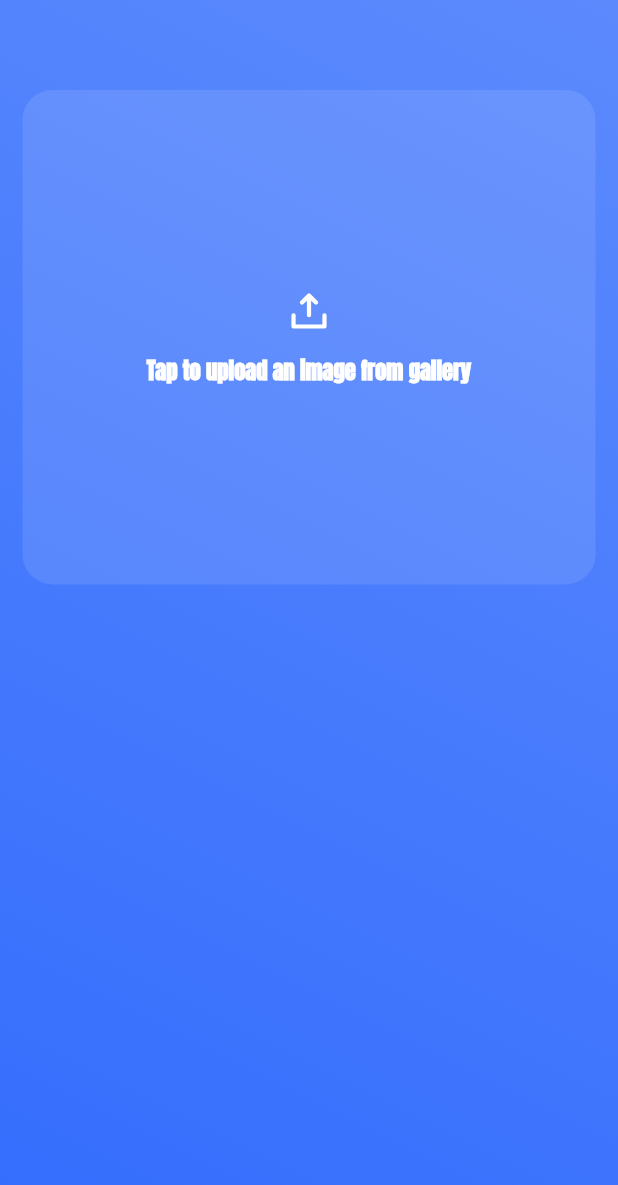
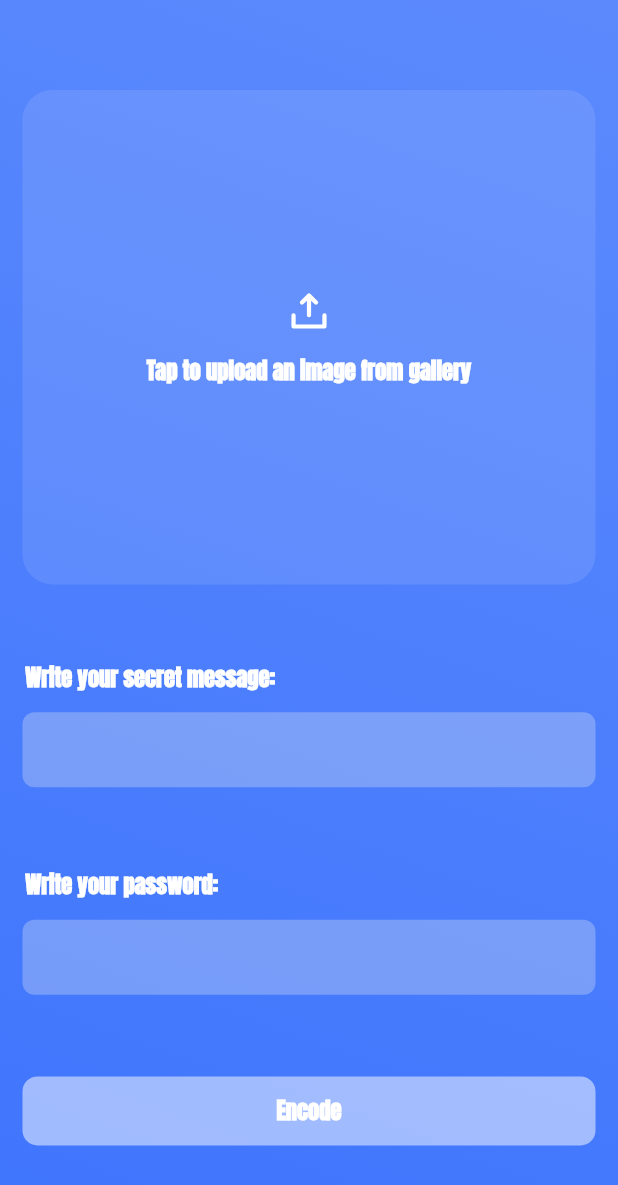
Before and after one commit to emeleonufavour/hide-me, a Flutter app: the screen it shows after launch, after a tap on "Hide your secret message in a picture", on a phone screen of 412 x 824 dp. Shown: the top 1185 px of the screen. Run offline on Flutter 3.47's test engine with Material 3 defaults, Android fonts, the phone set to English and light mode, and no system bars; our stand-ins replace flutter_animate, flutter_svg, hex, image_picker, lottie; missing offline and left inert: cryptography, gal, image_size_getter.

Commit message:
chore: handled encoding for jpg,jpeg and png types

```diff
--- a/lib/helpers/file_helper.dart
+++ b/lib/helpers/file_helper.dart
@@ -1,12 +1,23 @@
 import 'dart:io';
+import 'dart:math';
 
 import 'package:hide_me/services/exceptions.dart';
 import 'package:hide_me/helpers/img_helper.dart';
 
 class FileHelper {
+  static String generateRandomString(int length) {
+    const characters =
+        'abcdefghijklmnopqrstuvwxyzABCDEFGHIJKLMNOPQRSTUVWXYZ0123456789';
+    final random = Random();
+    return String.fromCharCodes(Iterable.generate(
+      length,
+      (_) => characters.codeUnitAt(random.nextInt(characters.length)),
+    ));
+  }
+
   static String? generatePath(String path) {
     try {
-      final fileName = "${DateTime.now().toIso8601String()}.png";
+      final fileName = "hide_me_${generateRandomString(5)}.png";
 
       final splitPath = path.split(Platform.pathSeparator);
       splitPath.removeLast();
--- a/lib/helpers/img_helper.dart
+++ b/lib/helpers/img_helper.dart
@@ -1,3 +1,4 @@
+import 'dart:developer';
 import 'dart:io';
 
 import 'package:flutter/services.dart';
@@ -24,8 +25,9 @@ class ImageHelper {
 
   static Future<Image?> convertToPng(File img) async {
     String imgType = getImageType(img.path);
+    log("Image type => $imgType");
 
-    switch (imgType) {
+    switch (imgType.toLowerCase()) {
       case "png":
         return decodePng(await img.readAsBytes());
       case "jpg":
@@ -33,15 +35,14 @@ class ImageHelper {
         final Image? jpegImg = decodeJpg(await img.readAsBytes());
         final Size size = ImageSizeGetter.getSize(FileInput(img));
 
-        final newImg = Image.fromBytes(
-            width: size.width,
-            height: size.height,
-            bytes: jpegImg!.getBytes().buffer);
+        final newImg =
+            Image.fromBytes(size.width, size.height, jpegImg!.getBytes());
 
         final pngBytes = encodePng(newImg);
 
         return decodePng(pngBytes);
-      case "heic":
+      case "heif":
+        log("converting heic");
         final Image? heicImage = await decodeHeic(img);
         if (heicImage == null) {
           throw Exception("Failed to decode HEIC image.");
@@ -90,6 +91,8 @@ class ImageHelper {
           return 'jpg';
         case 'heic':
           return 'heic';
+        case 'heif':
+          return 'heif';
         default:
           return 'unknown';
       }
--- a/lib/services/steganograph.dart
+++ b/lib/services/steganograph.dart
@@ -1,5 +1,8 @@
 import 'dart:io';
+import 'dart:math';
+import 'dart:typed_data';
 
+import 'package:gal/gal.dart';
 import 'package:hide_me/services/exceptions.dart';
 import 'package:hide_me/services/decryption.dart';
 import 'package:hide_me/services/encryption.dart';
@@ -11,10 +14,10 @@ import '../helpers/file_helper.dart';
 import '../helpers/img_helper.dart';
 
 class Steganograph {
-  String textDataKey = "hidden-message";
+  static const String textDataKey = "hidden-message";
 
-  Future<File?> encodeMessage(
-      File image, String message, String password, String saveAs) async {
+  static Future<File?> encodeMessage(
+      File image, String message, String password) async {
     try {
       final pngImage = await ImageHelper.convertToPng(image);
       final Size size = ImageSizeGetter.getSize(FileInput(image));
@@ -23,9 +26,9 @@ class Steganograph {
           await EncryptionService.getEncryptedMessage(message, password);
 
       Image imageWithMessage = Image.fromBytes(
-        width: size.width,
-        height: size.height,
-        bytes: pngImage!.getBytes().buffer,
+        size.width,
+        size.height,
+        pngImage!.getBytes(),
         textData: {
           textDataKey: encryptedMessage,
         },
@@ -33,17 +36,22 @@ class Steganograph {
 
       final List<int> imageBytes = encodePng(imageWithMessage);
 
-      final File finalFile = File(FileHelper.generateOutputPath(
-          inputFilePath: image.path, outputPath: saveAs)!);
+      String saveAs = "hide_me_${FileHelper.generateRandomString(5)}";
+      String? outputPath = FileHelper.generateOutputPath(
+          inputFilePath: image.path, outputPath: saveAs);
+      HideMeLogger.logMessage(message: "Output path: ${outputPath!}");
+      final File finalFile = File(outputPath!);
 
       await finalFile.writeAsBytes(imageBytes);
+      await Gal.putImage(finalFile.path);
+      // await Gal.putImageBytes(Uint8List.fromList(imageBytes));
       return finalFile;
     } catch (e) {
       throw HideMeLogger.logWithException(message: message, e: e);
     }
   }
 
-  Future<String?> decodeMessage(
+  static Future<String?> decodeMessage(
       {required File image, required String password}) async {
     try {
       final decodedImage = decodePng(await image.readAsBytes());
--- a/lib/ui/views/hide_message/hide_message_screen.dart
+++ b/lib/ui/views/hide_message/hide_message_screen.dart
@@ -1,17 +1,76 @@
+import 'dart:developer';
+import 'dart:io';
+
 import 'package:flutter/material.dart';
-import 'package:flutter/widgets.dart';
-import 'package:flutter_svg/svg.dart';
+import 'package:hide_me/services/exceptions.dart';
+import 'package:hide_me/services/steganograph.dart';
 import 'package:hide_me/ui/views/hide_message/widgets/image_box.dart';
-import 'package:hide_me/ui/widgets/text_widget.dart';
+import 'package:hide_me/ui/widgets/h_button.dart';
+import 'package:hide_me/ui/widgets/h_textfield.dart';
+import 'package:image_picker/image_picker.dart';
 
-class HideMessageScreen extends StatelessWidget {
-  const HideMessageScreen({super.key});
+class HideMessageScreen extends StatefulWidget {
+  HideMessageScreen({super.key});
+
+  @override
+  State<HideMessageScreen> createState() => _HideMessageScreenState();
+}
+
+class _HideMessageScreenState extends State<HideMessageScreen> {
+  File? _selectedImageFile;
+  final TextEditingController _secretTextCtr = TextEditingController();
+  final TextEditingController _passwordCtr = TextEditingController();
+
+  final ImagePicker picker = ImagePicker();
+
+  void onPickPhoto() async {
+    final pickedFile = await picker.pickImage(source: ImageSource.gallery);
+
+    if (pickedFile == null) {
+      return;
+    }
+
+    final imageFile = File(pickedFile.path);
+    setState(() {
+      _selectedImageFile = imageFile;
+    });
+  }
+
+  void encodePhoto() async {
+    if (_selectedImageFile != null &&
+        _passwordCtr.text.isNotEmpty &&
+        _secretTextCtr.text.isNotEmpty) {
+      try {
+        log("Encoding...");
+        if (_selectedImageFile != null) {
+          // HideMeLogger.logMessage(
+          //     message: "Image Path: ${_selectedImageFile!.path}");
+          File? result = await Steganograph.encodeMessage(
+              _selectedImageFile!, _secretTextCtr.text, _passwordCtr.text);
+          setState(() {
+            _selectedImageFile = result;
+          });
+        }
+
+        log("Finished");
+      } catch (e) {
+        log(e.toString());
+      }
+    } else {
+      log("Sth is missing");
+    }
+  }
 
   @override
   Widget build(BuildContext context) {
-    final Size size = MediaQuery.sizeOf(context);
-    return Scaffold(
-      body: Container(
+    final size = MediaQuery.sizeOf(context);
+    return GestureDetector(
+      onTap: () {
+        FocusScope.of(context).requestFocus(FocusNode());
+      },
+      child: Scaffold(
+        body: SingleChildScrollView(
+          child: Container(
             width: double.maxFinite,
             decoration: const BoxDecoration(
               gradient: LinearGradient(
@@ -21,14 +80,46 @@ class HideMessageScreen extends StatelessWidget {
                 colors: [Color(0xff5c8afd), Color(0xff346dfd)],
               ),
             ),
-        child: const Padding(
-          padding: EdgeInsets.symmetric(horizontal: 15),
-          child: Column(children: [
+            child: Padding(
+              padding: const EdgeInsets.symmetric(horizontal: 15),
+              child: Column(
+                  crossAxisAlignment: CrossAxisAlignment.start,
+                  children: [
                     const SizedBox(
                       height: 60,
                     ),
-            ImageBox()
+                    ImageBox(
+                      image: _selectedImageFile,
+                      fct: onPickPhoto,
+                    ),
+                    SizedBox(
+                      height: size.height * 0.05,
+                    ),
+                    HTextfield(
+                        label: "Write your secret message: ",
+                        labelColor: Colors.white,
+                        hintText: "",
+                        textCtr: _secretTextCtr),
+                    HTextfield(
+                        label: "Write your password: ",
+                        labelColor: Colors.white,
+                        hintText: "",
+                        maxLines: 1,
+                        textCtr: _passwordCtr),
+                    const SizedBox(
+                      height: 10,
+                    ),
+                    HButton(
+                      label: "Encode",
+                      color: Colors.white.withOpacity(0.5),
+                      fct: encodePhoto,
+                    ),
+                    SizedBox(
+                      height: size.height * 0.5,
+                    ),
                   ]),
+            ),
+          ),
         ),
       ),
     );
--- a/lib/ui/views/hide_message/widgets/image_box.dart
+++ b/lib/ui/views/hide_message/widgets/image_box.dart
@@ -1,3 +1,5 @@
+import 'dart:io';
+
 import 'package:flutter/material.dart';
 import 'package:flutter/services.dart';
 import 'package:flutter_svg/svg.dart';
@@ -5,12 +7,10 @@ import 'package:flutter_svg/svg.dart';
 import '../../../widgets/text_widget.dart';
 
 class ImageBox extends StatefulWidget {
-  const ImageBox({
-    super.key,
-    this.fct,
-  });
+  const ImageBox({super.key, this.fct, this.image});
 
   final VoidCallback? fct;
+  final File? image;
 
   @override
   State<ImageBox> createState() => _HomeBoxState();
@@ -44,7 +44,7 @@ class _HomeBoxState extends State<ImageBox>
         HapticFeedback.lightImpact();
         Future.delayed(const Duration(milliseconds: 200), () {
           _controller.reverse();
-          // widget.fct!();
+          widget.fct!();
         });
       },
       child: ScaleTransition(
@@ -61,7 +61,8 @@ class _HomeBoxState extends State<ImageBox>
             borderRadius: BorderRadius.circular(20),
           ),
           child: Center(
-            child: Column(
+            child: widget.image == null
+                ? Column(
                     mainAxisAlignment: MainAxisAlignment.center,
                     children: [
                       SvgPicture.asset(
@@ -78,6 +79,13 @@ class _HomeBoxState extends State<ImageBox>
                         textColor: Colors.white,
                       )
                     ],
+                  )
+                : Image.file(
+                    widget.image!,
+                    width: double.maxFinite,
+                    height: double.maxFinite,
+                    fit: BoxFit.cover,
+                    filterQuality: FilterQuality.high,
                   ),
           ),
         ),
--- a/lib/ui/views/home/home.dart
+++ b/lib/ui/views/home/home.dart
@@ -22,7 +22,11 @@ class _MyHomePageState extends State<MyHomePage> {
 
   @override
   Widget build(BuildContext context) {
-    return Scaffold(
+    return GestureDetector(
+      onTap: () {
+        FocusScope.of(context).requestFocus(FocusNode());
+      },
+      child: Scaffold(
         body: Container(
           width: double.maxFinite,
           decoration: const BoxDecoration(
@@ -57,6 +61,7 @@ class _MyHomePageState extends State<MyHomePage> {
                     .toList()),
           ),
         ),
+      ),
     );
   }
 }
--- a/lib/ui/views/home/home_page_content.dart
+++ b/lib/ui/views/home/home_page_content.dart
@@ -20,7 +20,7 @@ List<Widget> homePageContent = [
   OpenContainer(
     transitionDuration: const Duration(milliseconds: 400),
     transitionType: ContainerTransitionType.fade,
-    openBuilder: (context, closedContainer) => const HideMessageScreen(),
+    openBuilder: (context, closedContainer) => HideMessageScreen(),
     openColor: const Color(0xff5c8afd),
     closedColor: const Color(0xff346dfd),
     closedShape: const RoundedRectangleBorder(
--- /dev/null
+++ b/lib/ui/widgets/h_button.dart
@@ -0,0 +1,101 @@
+import 'package:flutter/material.dart';
+import 'package:flutter/services.dart';
+
+import 'text_widget.dart';
+
+class HButton extends StatefulWidget {
+  const HButton(
+      {super.key,
+      required this.label,
+      this.fct,
+      required this.color,
+      this.withWidth,
+      this.width,
+      this.borderColor,
+      this.textColor,
+      this.horizontalPadding,
+      this.verticalPadding,
+      this.icon,
+      this.iconColor,
+      this.isPrefixPresent = false,
+      this.prefixWidget,
+      this.buttonWidget});
+  final String label;
+  final VoidCallback? fct;
+  final Color color;
+  final bool? withWidth;
+  final double? width;
+  final Color? borderColor;
+  final Color? textColor;
+  final double? horizontalPadding;
+  final double? verticalPadding;
+  final IconData? icon;
+  final Color? iconColor;
+  final bool isPrefixPresent;
+  final Widget? prefixWidget;
+  final Widget? buttonWidget;
+
+  @override
+  State<HButton> createState() => _LButtonState();
+}
+
+class _LButtonState extends State<HButton> with SingleTickerProviderStateMixin {
+  late AnimationController _controller;
+
+  @override
+  void initState() {
+    super.initState();
+    _controller = AnimationController(
+      duration: const Duration(milliseconds: 150),
+      vsync: this,
+    );
+  }
+
+  @override
+  void dispose() {
+    _controller.dispose();
+    super.dispose();
+  }
+
+  @override
+  Widget build(BuildContext context) {
+    return GestureDetector(
+      // onTap: widget.fct,
+      onTap: () {
+        _controller.forward();
+        HapticFeedback.lightImpact();
+        Future.delayed(const Duration(milliseconds: 200), () {
+          _controller.reverse();
+          widget.fct!();
+        });
+      },
+      child: ScaleTransition(
+        scale: Tween<double>(
+          begin: 1.0,
+          end: 0.9,
+        ).animate(_controller),
+        child: AnimatedContainer(
+          duration: const Duration(milliseconds: 200),
+          alignment: Alignment.center,
+          width: widget.width ?? double.maxFinite,
+          padding: EdgeInsets.symmetric(
+            horizontal: widget.horizontalPadding ?? 10,
+            vertical: widget.verticalPadding ?? 14,
+          ),
+          decoration: BoxDecoration(
+            borderRadius: BorderRadius.circular(10),
+            color: widget.color,
+          ),
+          child: widget.buttonWidget ??
+              TextWidget(
+                textAlign: TextAlign.center,
+                title: widget.label,
+                fontWeight: FontWeight.w700,
+                fontSize: 15,
+                textColor: widget.textColor ?? Colors.white,
+              ),
+        ),
+      ),
+    );
+  }
+}
--- /dev/null
+++ b/lib/ui/widgets/h_textfield.dart
@@ -0,0 +1,120 @@
+import 'package:flutter/material.dart';
+
+import 'text_widget.dart';
+
+class HTextfield extends StatelessWidget {
+  final String? label;
+  final TextEditingController textCtr;
+  final String hintText;
+  final String? Function(String?)? validate;
+  final TextInputType? keyboardType;
+  final void Function(String)? onChanged;
+  final void Function()? onEditingComplete;
+  final Color? labelColor;
+  final Color? fillColor;
+  final EdgeInsetsGeometry? textFieldPadding;
+  final void Function(String)? onFieldSubmitted;
+  final void Function()? onTap;
+  final Widget? prefixIcon;
+  final Widget? suffixIcon;
+  final bool obscureText;
+  final String? prefixText;
+  final FocusNode? focusNode;
+  final int? maxLines;
+  final TextInputAction? textInputAction;
+  const HTextfield(
+      {this.label,
+      required this.hintText,
+      required this.textCtr,
+      this.keyboardType,
+      this.textFieldPadding,
+      this.onFieldSubmitted,
+      this.onEditingComplete,
+      this.onTap,
+      this.fillColor,
+      this.validate,
+      this.onChanged,
+      this.prefixIcon,
+      this.labelColor,
+      this.suffixIcon,
+      this.prefixText,
+      this.focusNode,
+      this.maxLines,
+      this.textInputAction,
+      this.obscureText = false,
+      super.key});
+
+  @override
+  Widget build(BuildContext context) {
+    final size = MediaQuery.sizeOf(context);
+    return Padding(
+        padding: textFieldPadding ?? const EdgeInsets.symmetric(vertical: 12.0),
+        child: Column(crossAxisAlignment: CrossAxisAlignment.start, children: [
+          if (label != null)
+            TextWidget(
+              title: label!,
+              // fontWeight: FontWeight.w500,
+              // fontSize: 8,
+              textColor: (labelColor ?? const Color(0xff101828)),
+            ),
+          const SizedBox(
+            height: 14,
+          ),
+          Container(
+            height: size.height * 0.1,
+            width: double.maxFinite,
+            decoration: const BoxDecoration(
+                // color:,
+                ),
+            child: TextFormField(
+              focusNode: focusNode,
+              onTap: onTap,
+              obscureText: obscureText,
+              keyboardType: keyboardType,
+              controller: textCtr,
+              validator: validate,
+              onChanged: onChanged,
+              maxLines: maxLines,
+              onFieldSubmitted: onFieldSubmitted,
+              onEditingComplete: onEditingComplete,
+              textInputAction: textInputAction,
+              style: const TextStyle(
+                  fontFamily: 'Anton', color: Colors.white, fontSize: 12),
+              decoration: InputDecoration(
+                prefixText: prefixText,
+                filled: true,
+                fillColor:
+                    fillColor ?? (const Color(0xFFE8EDF1).withOpacity(0.3)),
+                hintStyle: const TextStyle(
+                    // fontFamily: 'Anton',
+                    color: Color(0xFF697D95),
+                    fontSize: 12),
+                border: OutlineInputBorder(
+                    borderRadius: BorderRadius.circular(8),
+                    borderSide:
+                        const BorderSide(width: 0, style: BorderStyle.none)),
+                hintText: hintText,
+                prefixIcon: prefixIcon,
+                suffixIcon: suffixIcon,
+              ),
+            ),
+          )
+        ]));
+  }
+
+  HTextfield copyWith(
+          {String? label,
+          String? hintText,
+          TextEditingController? textCtr,
+          Color? labelColor,
+          EdgeInsetsGeometry? textFieldPadding,
+          Color? fillColor}) =>
+      HTextfield(
+        label: label ?? this.label,
+        hintText: hintText ?? this.hintText,
+        textCtr: textCtr ?? this.textCtr,
+        labelColor: labelColor ?? this.labelColor,
+        textFieldPadding: textFieldPadding ?? this.textFieldPadding,
+        fillColor: fillColor ?? this.fillColor,
+      );
+}
--- a/pubspec.yaml
+++ b/pubspec.yaml
@@ -36,8 +36,8 @@ dependencies:
   cupertino_icons: ^1.0.6
   cryptography: ^2.7.0
   hex: ^0.2.0
-  image: ^4.2.0
-  image_size_getter: ^2.1.3
+  image: ^3.2.0
+  image_size_getter: ^2.1.1
   path_provider: ^2.1.3
   flutter_image_compress: ^2.3.0
   lottie: ^3.1.2
@@ -45,6 +45,7 @@ dependencies:
   flutter_animate: ^4.5.0
   animations: ^2.0.11
   image_picker: ^1.1.2
+  gal: ^2.3.0
 
 dev_dependencies:
   flutter_test:
```
Also changed, not shown: pubspec.lock, 3 other files. Lines whose indentation alone changed are shown as unchanged.
